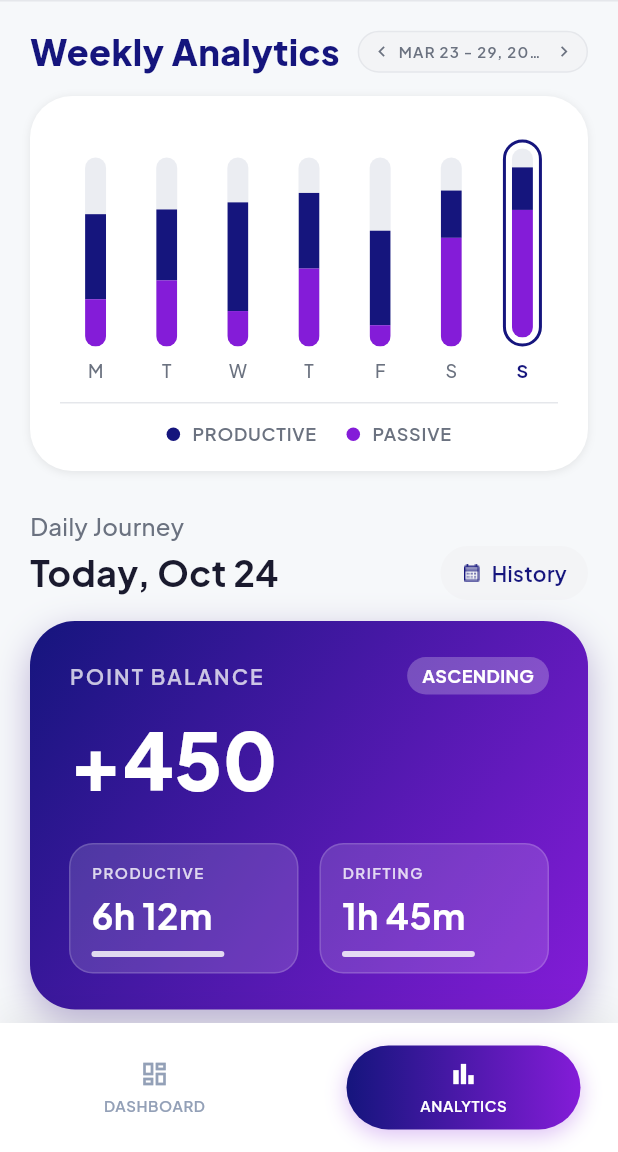
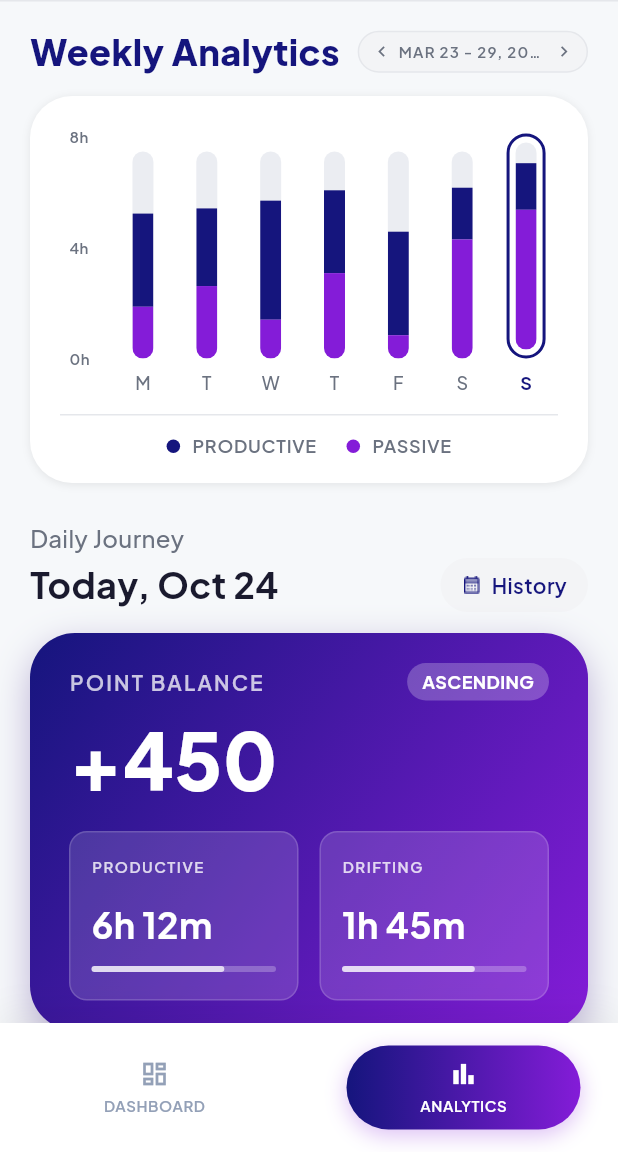
Before and after one commit to lucid-state-project/lucid-state-app, a Flutter app: the AnalyticsPage screen opened by its route, after a tap on the "chevron left" icon, on a phone screen of 412 x 824 dp, the part 84-1236 px from its top. Run offline on Flutter 3.47's test engine with Material 3 defaults, Android fonts, the phone set to English and light mode, and no system bars; our stand-ins replace go_router.

Commit message:
feat: analytics screen

```diff
--- a/lib/features/analytics/presentation/pages/analytics_page.dart
+++ b/lib/features/analytics/presentation/pages/analytics_page.dart
@@ -269,7 +269,30 @@ class _WeeklyAnalyticsSectionState extends State<_WeeklyAnalyticsSection> {
           child: Column(
             children: [
               SizedBox(
-                height: 172,
+                height: 180,
+                child: Row(
+                  children: [
+                    const SizedBox(
+                      width: 26,
+                      child: Column(
+                        children: [
+                          Expanded(
+                            child: Column(
+                              mainAxisAlignment: MainAxisAlignment.spaceBetween,
+                              crossAxisAlignment: CrossAxisAlignment.start,
+                              children: [
+                                _YAxisLabel('8h'),
+                                _YAxisLabel('4h'),
+                                _YAxisLabel('0h'),
+                              ],
+                            ),
+                          ),
+                          SizedBox(height: 18),
+                        ],
+                      ),
+                    ),
+                    const SizedBox(width: 8),
+                    Expanded(
                       child: Row(
                         crossAxisAlignment: CrossAxisAlignment.end,
                         children: List.generate(days.length, (i) {
@@ -302,7 +325,9 @@ class _WeeklyAnalyticsSectionState extends State<_WeeklyAnalyticsSection> {
                                       color: isSelected
                                           ? AppColors.primaryDark
                                           : AppColors.textSecondary,
-                                fontWeight: isSelected ? FontWeight.w700 : FontWeight.w500,
+                                      fontWeight: isSelected
+                                          ? FontWeight.w700
+                                          : FontWeight.w500,
                                     ),
                                   ),
                                 ],
@@ -310,6 +335,9 @@ class _WeeklyAnalyticsSectionState extends State<_WeeklyAnalyticsSection> {
                             ),
                           );
                         }),
+                      ),
+                    ),
+                  ],
                 ),
               ),
               const SizedBox(height: 12),
@@ -345,7 +373,7 @@ class _StackBar extends StatelessWidget {
   @override
   Widget build(BuildContext context) {
     const max = 8.0;
-    const h = 126.0;
+    const h = 138.0;
     final productiveH = (productive / max) * h;
     final passiveH = (passive / max) * h;
     final topGapH = h - productiveH - passiveH;
@@ -410,6 +438,23 @@ class _LegendDot extends StatelessWidget {
   }
 }
 
+class _YAxisLabel extends StatelessWidget {
+  const _YAxisLabel(this.text);
+
+  final String text;
+
+  @override
+  Widget build(BuildContext context) {
+    return Text(
+      text,
+      style: AppTextStyles.labelSmall.copyWith(
+        color: AppColors.textSecondary,
+        fontWeight: FontWeight.w600,
+      ),
+    );
+  }
+}
+
 class _DailyJourneySection extends StatelessWidget {
   const _DailyJourneySection();
 
@@ -455,7 +500,7 @@ class _DailyJourneySection extends StatelessWidget {
         const SizedBox(height: 14),
         Container(
           width: double.infinity,
-          padding: const EdgeInsets.fromLTRB(26, 24, 26, 24),
+          padding: const EdgeInsets.fromLTRB(26, 20, 26, 20),
           decoration: BoxDecoration(
             gradient: const LinearGradient(
               colors: [AppColors.primaryDark, AppColors.primaryLight],
@@ -500,7 +545,7 @@ class _DailyJourneySection extends StatelessWidget {
                   ),
                 ],
               ),
-              const SizedBox(height: 18),
+              const SizedBox(height: 14),
               Text(
                 '+450',
                 style: AppTextStyles.heading.copyWith(
@@ -510,7 +555,7 @@ class _DailyJourneySection extends StatelessWidget {
                   height: 0.95,
                 ),
               ),
-              const SizedBox(height: 32),
+              const SizedBox(height: 24),
               Row(
                 children: const [
                   Expanded(
@@ -539,10 +584,10 @@ class _MiniBalanceCard extends StatelessWidget {
   @override
   Widget build(BuildContext context) {
     return Container(
-      padding: const EdgeInsets.fromLTRB(14, 12, 14, 10),
+      padding: const EdgeInsets.fromLTRB(14, 16, 14, 18),
       decoration: BoxDecoration(
         color: Colors.white.withOpacity(0.14),
-        borderRadius: BorderRadius.circular(16),
+        borderRadius: BorderRadius.circular(12),
         border: Border.all(color: Colors.white.withOpacity(0.16)),
       ),
       child: Column(
@@ -555,7 +600,7 @@ class _MiniBalanceCard extends StatelessWidget {
               letterSpacing: 1,
             ),
           ),
-          const SizedBox(height: 6),
+          const SizedBox(height: 16),
           Text(
             value,
             style: AppTextStyles.heading2.copyWith(
@@ -563,23 +608,28 @@ class _MiniBalanceCard extends StatelessWidget {
               fontWeight: FontWeight.w700,
             ),
           ),
-          const SizedBox(height: 8),
+          const SizedBox(height: 12),
+          Stack(
+            children: [
               Container(
                 height: 4,
                 decoration: BoxDecoration(
                   color: Colors.white.withOpacity(0.25),
                   borderRadius: BorderRadius.circular(999),
                 ),
-            child: FractionallySizedBox(
+              ),
+              FractionallySizedBox(
                 alignment: Alignment.centerLeft,
                 widthFactor: 0.72,
                 child: Container(
+                  height: 4,
                   decoration: BoxDecoration(
                     color: Colors.white.withOpacity(0.75),
                     borderRadius: BorderRadius.circular(999),
                   ),
                 ),
               ),
+            ],
           ),
         ],
       ),
@@ -615,7 +665,7 @@ class _TimelineSection extends StatelessWidget {
             ),
           ],
         ),
-        const SizedBox(height: 12),
+        const SizedBox(height: 24),
         const _TimelineItem(
           iconAsset: 'assets/icons/Analytic/Icon.png',
           title: 'Deep Study',
@@ -624,7 +674,7 @@ class _TimelineSection extends StatelessWidget {
           scoreColor: AppColors.primaryDark,
           duration: '45 MINS',
         ),
-        const SizedBox(height: 10),
+                const SizedBox(height: 20),
         const _TimelineItem(
           iconAsset: 'assets/icons/Analytic/Icon-1.png',
           title: 'Instagram Scrolling',
@@ -633,7 +683,7 @@ class _TimelineSection extends StatelessWidget {
           scoreColor: Color(0xFFDC2626),
           duration: '25 MINS',
         ),
-        const SizedBox(height: 10),
+        const SizedBox(height: 20),
         const _TimelineItem(
           iconAsset: 'assets/icons/Analytic/Icon-2.png',
           title: 'Morning Meditation',
@@ -642,7 +692,7 @@ class _TimelineSection extends StatelessWidget {
           scoreColor: AppColors.primaryLight,
           duration: '20 MINS',
         ),
-        const SizedBox(height: 10),
+        const SizedBox(height: 20),
         const _TimelineItem(
           iconAsset: 'assets/icons/Analytic/Icon-3.png',
           title: 'YouTube Spiral',
```
Lines whose indentation alone changed are shown as unchanged.
